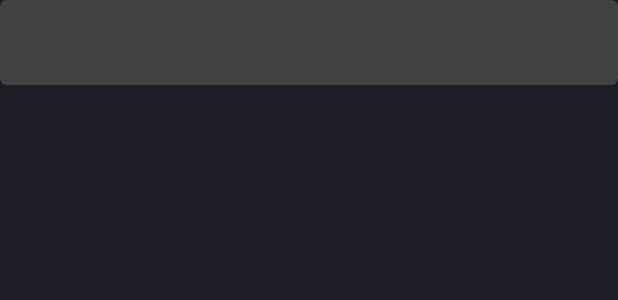
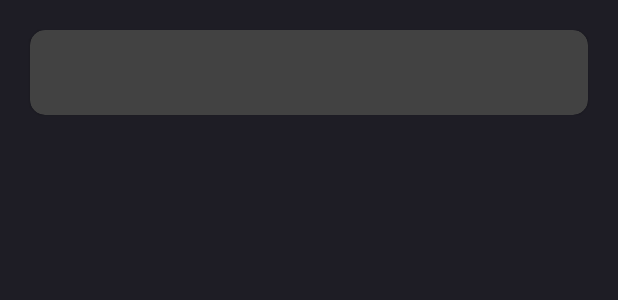
Before and after one commit to ZaydenBlaze14/Task, an Android app: the layout layout_main.xml on its own in the app's theme, with its tools: preview values and no code run, on a phone screen of 412 x 824 dp. Shown: the top 300 px of the screen. Run offline under Robolectric (Android 15) with nearby library versions, the phone set to English and light mode, and no system bars.

```diff
--- a/app/build.gradle
+++ b/app/build.gradle
@@ -5,7 +5,7 @@ android {
     buildToolsVersion "29.0.2"
     defaultConfig {
         applicationId "com.zayden.android.task"
-        minSdkVersion 21
+        minSdkVersion 16
         targetSdkVersion 29
         versionCode 1
         versionName "1.0"
--- a/app/src/main/AndroidManifest.xml
+++ b/app/src/main/AndroidManifest.xml
@@ -9,7 +9,8 @@
         android:roundIcon="@mipmap/ic_launcher_round"
         android:supportsRtl="true"
         android:theme="@style/AppTheme">
-        <activity android:name=".TodoActivity"></activity>
+        <activity android:name=".TodoActivity" android:parentActivityName=".MainActivity">
+        </activity>
         <activity android:name=".MainActivity">
             <intent-filter>
                 <action android:name="android.intent.action.MAIN" />
--- a/app/src/main/java/com/zayden/android/task/TodoActivity.java
+++ b/app/src/main/java/com/zayden/android/task/TodoActivity.java
@@ -34,7 +34,7 @@ public class TodoActivity extends AppCompatActivity {
                 EditText nameEdtText = (EditText)findViewById(R.id.task_name);
                 EditText descEditText = (EditText)findViewById(R.id.task_desc);
                 DatePicker datePicker = (DatePicker) findViewById(R.id.datepicker);
-                Date date = new Date();
+                 Date date = new Date();
                 date.setMonth(datePicker.getMonth());
                 date.setYear(datePicker.getYear());
                 date.setDate(datePicker.getDayOfMonth());
--- a/app/src/main/res/layout/activity_todo.xml
+++ b/app/src/main/res/layout/activity_todo.xml
@@ -80,6 +80,7 @@
             android:layout_width="wrap_content"
             android:layout_height="wrap_content"
             android:id="@+id/datepicker"/>
+
     </LinearLayout>
 
     <com.google.android.material.floatingactionbutton.FloatingActionButton
--- a/app/src/main/res/layout/layout_main.xml
+++ b/app/src/main/res/layout/layout_main.xml
@@ -12,7 +12,9 @@
         style="@style/Widget.MaterialComponents.CardView"
         app:cardBackgroundColor="@color/cardview_dark_background"
         android:layout_height="wrap_content"
-        android:clickable="true">
+        android:clickable="true"
+        app:cardCornerRadius="10dp"
+        android:layout_margin="20dp">
 
         <RelativeLayout
             android:layout_width="match_parent"
```
Also changed, not shown: app/src/main/java/com/zayden/android/task/MainActivity.java (+22 -25 lines), 32 other files.
